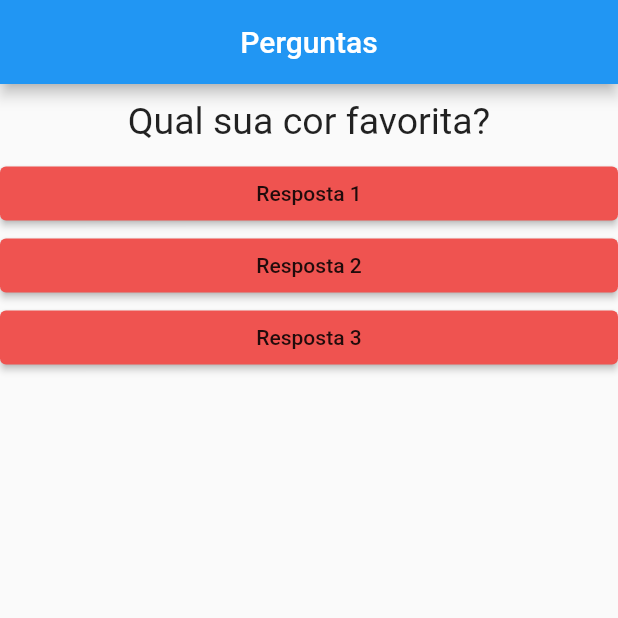
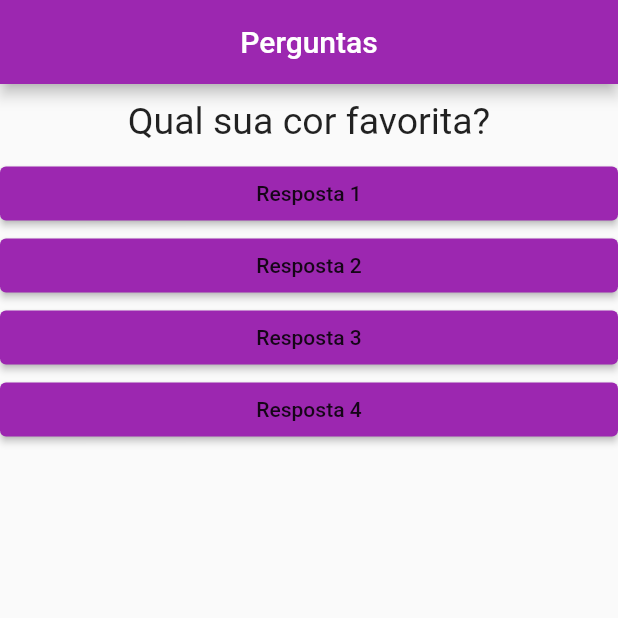
Before and after one commit to Rafael-Ramosc/App-Perguntas, a Flutter app: the screen it shows after launch, on a phone screen of 412 x 824 dp, the top half of it. Run offline on Flutter 3.47's test engine with Material 2 defaults, Android fonts, the phone set to English and light mode, and no system bars.

Commit message:
estudo 25/04/2022

```diff
--- a/lib/main.dart
+++ b/lib/main.dart
@@ -17,14 +17,25 @@ class PerguntaAppState extends State<PerguntaApp> {
 
   @override
   Widget build(BuildContext context) {
-    final perguntas = [
-      'Qual sua cor favorita?',
-      'Qual seu animal favorito?',
+    final List<Map> perguntas = [
+      {
+        'texto': 'Qual sua cor favorita?',
+        'respostas': ['Verde', 'Vermelho', 'Preto', 'Branco'],
+      },
+      {
+        'texto': 'Qual seu animal favorito?',
+        'respostas': ['Cachorro', 'Gato', 'Papagaio', 'Mico'],
+      },
+      {
+        'texto': 'Qual seu carro favorito?',
+        'respostas': ['Gol', 'Uno', 'Chevette', 'Renault Kangoo'],
+      }
     ];
     final resposta = [
       'Resposta 1',
       'Resposta 2',
       'Resposta 3',
+      'Resposta 4',
     ];
 
     return MaterialApp(
@@ -32,13 +43,15 @@ class PerguntaAppState extends State<PerguntaApp> {
         appBar: AppBar(
           title: Text('Perguntas'),
           centerTitle: true,
+          backgroundColor: Colors.purple,
         ),
         body: Column(
           children: [
-            Questao(perguntas[perguntaSelecionada]),
+            Questao(perguntas[perguntaSelecionada]['texto']),
             Resposta(resposta[0], responder),
             Resposta(resposta[1], responder),
             Resposta(resposta[2], responder),
+            Resposta(resposta[3], responder),
           ],
         ),
       ),
--- a/lib/resposta.dart
+++ b/lib/resposta.dart
@@ -1,5 +1,4 @@
 import 'package:flutter/material.dart';
-import './main.dart';
 
 class Resposta extends StatelessWidget {
   final String answer;
@@ -15,7 +14,7 @@ class Resposta extends StatelessWidget {
         onPressed: quandoSelecionado,
         child: Text(answer),
         style: ButtonStyle(
-            backgroundColor: MaterialStateProperty.all(Colors.red[400]),
+            backgroundColor: MaterialStateProperty.all(Colors.purple),
             foregroundColor: MaterialStateProperty.all(Colors.black87)),
       ),
     );
```
